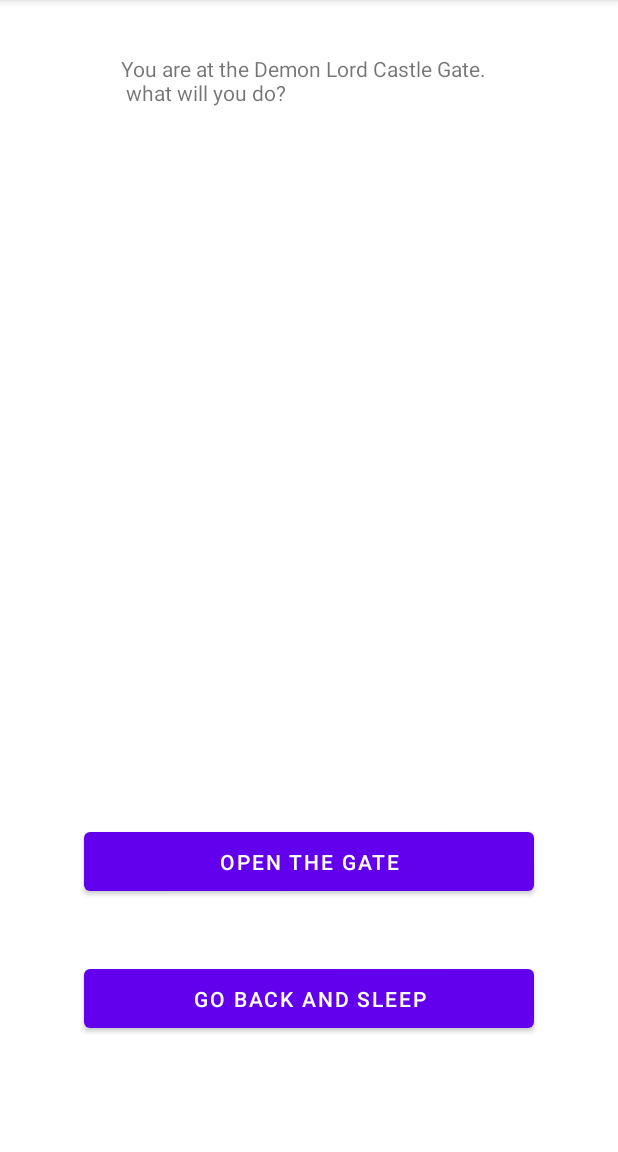
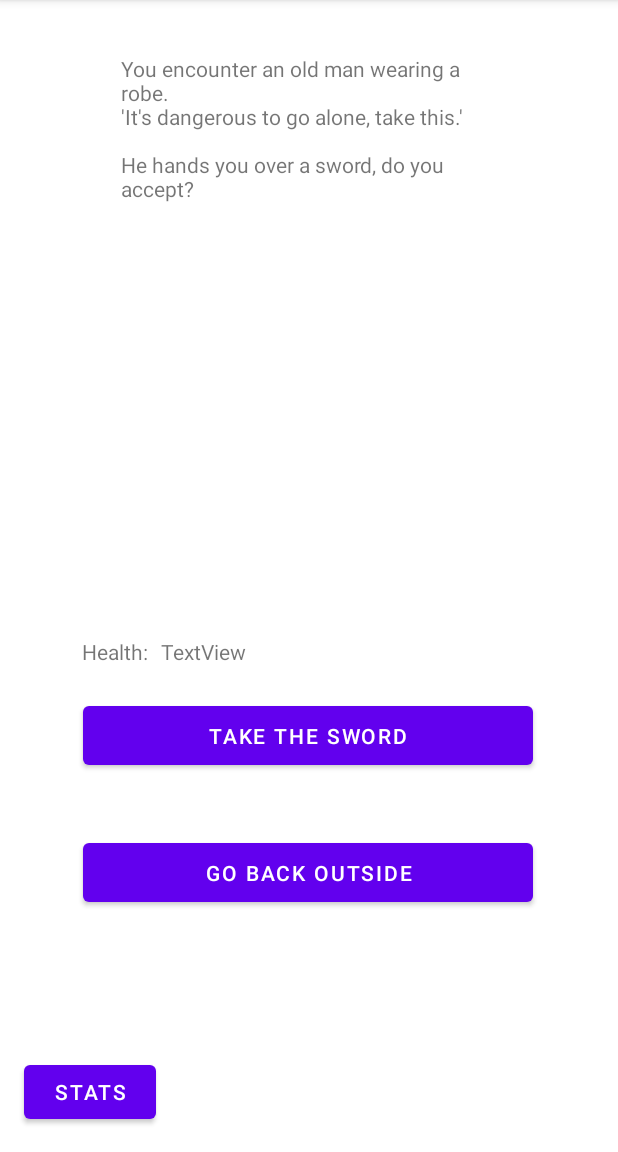
Before and after one commit to Caliber-Fuego/group4_DecisionBasedGame, an Android app: the GameScreen screen opened directly, with no data from a screen before it, after a tap on "OPEN THE GATE", on a phone screen of 412 x 824 dp, the part 84-1236 px from its top. Run offline under Robolectric (Android 15) with nearby library versions, the phone set to English and light mode, and no system bars; 1 statement that could not run was skipped.

Commit message:
Added Hero Stats page with HP Values Health Points can now be displayed on the Game Screen

```diff
--- a/app/src/main/AndroidManifest.xml
+++ b/app/src/main/AndroidManifest.xml
@@ -9,6 +9,9 @@
         android:roundIcon="@mipmap/ic_launcher_round"
         android:supportsRtl="true"
         android:theme="@style/Theme.Group4_DecisionBasedGame">
+        <activity
+            android:name=".HeroStats"
+            android:exported="false" />
         <activity
             android:name=".GameScreen"
             android:exported="false" />
--- a/app/src/main/java/com/example/group4_decisionbasedgame/GameScreen.java
+++ b/app/src/main/java/com/example/group4_decisionbasedgame/GameScreen.java
@@ -2,6 +2,7 @@ package com.example.group4_decisionbasedgame;
 
 import androidx.appcompat.app.AppCompatActivity;
 
+import android.content.Intent;
 import android.os.Bundle;
 import android.view.View;
 import android.widget.Button;
@@ -9,11 +10,11 @@ import android.widget.TextView;
 
 public class GameScreen extends AppCompatActivity {
 
-    TextView text;
+    TextView text, hptext;
     Button btn1, btn2;
 
     Story story = new Story(this);
-
+    HeroStats heroStats = new HeroStats(this);
 
     @Override
     protected void onCreate(Bundle savedInstanceState) {
@@ -21,10 +22,16 @@ public class GameScreen extends AppCompatActivity {
         setContentView(R.layout.activity_game_screen);
 
         text = (TextView)findViewById(R.id.storyText);
+        hptext = (TextView)findViewById(R.id.healthDisplay);
+
+        hptext.setText(String.valueOf(heroStats.heroHPoints));
+
         btn1 = (Button) findViewById(R.id.btnchoice01);
         btn2 = (Button) findViewById(R.id.btnchoice02);
 
         story.startingPoint();
+
+
     }
 
     public void btn1 (View view){
@@ -36,5 +43,13 @@ public class GameScreen extends AppCompatActivity {
 
     }
 
+    public void viewHeroStats (View v){
+
+        Intent herostats = new Intent(this, HeroStats.class);
+        startActivity(herostats);
+    }
+
+
+
 
 }
--- a/app/src/main/java/com/example/group4_decisionbasedgame/Story.java
+++ b/app/src/main/java/com/example/group4_decisionbasedgame/Story.java
@@ -5,6 +5,7 @@ public class Story {
 
     GameScreen gs;
     String nextPosition1, nextPosition2;
+
 
     public Story(GameScreen gs) {
 
@@ -15,17 +16,18 @@ public class Story {
         switch(position){
             case "startingPoint": startingPoint(); break;
             case "gameOver": gameOver(); break;
+            case "oldMan": oldMan(); break;
         }
     }
     public void startingPoint(){
 
-        gs.text.setText("You are at the Demon Lord Castle Gate.\n " +
+        gs.text.setText("You are at the Demon Lord Castle Gate.\n" +
                         "what will you do?");
 
         gs.btn1.setText("Open the Gate");
         gs.btn2.setText("Go back and sleep");
 
-        nextPosition1 = "lootchest";
+        nextPosition1 = "oldMan";
         nextPosition2 = "gameOver";
     }
 
@@ -39,4 +41,17 @@ public class Story {
         nextPosition2 = "";
 
     }
+    public void oldMan(){
+        gs.text.setText("You encounter an old man wearing a robe.\n" +
+                        "'It's dangerous to go alone, take this.'\n \n" +
+                        "He hands you over a sword, do you accept?");
+
+        gs.btn1.setText("Take the Sword");
+        gs.btn2.setText("Go back outside");
+
+        nextPosition1 = "";
+        nextPosition2 = "startingPoint";
+    }
+
+
 }
--- a/app/src/main/res/layout/activity_game_screen.xml
+++ b/app/src/main/res/layout/activity_game_screen.xml
@@ -21,12 +21,12 @@
         android:id="@+id/btnchoice01"
         android:layout_width="300dp"
         android:layout_height="51dp"
-        android:layout_marginBottom="168dp"
+        android:layout_marginBottom="252dp"
         android:onClick="btn1"
         android:text="Button"
         app:layout_constraintBottom_toBottomOf="parent"
         app:layout_constraintEnd_toEndOf="parent"
-        app:layout_constraintHorizontal_bias="0.501"
+        app:layout_constraintHorizontal_bias="0.495"
         app:layout_constraintStart_toStartOf="parent" />
 
     <Button
@@ -39,4 +39,39 @@
         app:layout_constraintEnd_toEndOf="@+id/btnchoice01"
         app:layout_constraintStart_toStartOf="@+id/btnchoice01"
         app:layout_constraintTop_toBottomOf="@+id/btnchoice01" />
+
+    <Button
+        android:id="@+id/button"
+        android:layout_width="wrap_content"
+        android:layout_height="wrap_content"
+        android:layout_marginBottom="16dp"
+        android:onClick="viewHeroStats"
+        android:text="Stats"
+        app:layout_constraintBottom_toBottomOf="parent"
+        app:layout_constraintEnd_toEndOf="parent"
+        app:layout_constraintHorizontal_bias="0.049"
+        app:layout_constraintStart_toStartOf="parent" />
+
+    <TextView
+        android:id="@+id/healthDisplay"
+        android:layout_width="84dp"
+        android:layout_height="20dp"
+        android:text="TextView"
+        app:layout_constraintBottom_toBottomOf="@+id/heroHPDisplay"
+        app:layout_constraintEnd_toEndOf="parent"
+        app:layout_constraintHorizontal_bias="0.037"
+        app:layout_constraintStart_toEndOf="@+id/heroHPDisplay"
+        app:layout_constraintTop_toTopOf="@+id/heroHPDisplay"
+        app:layout_constraintVertical_bias="0.0" />
+
+    <TextView
+        android:id="@+id/heroHPDisplay"
+        android:layout_width="wrap_content"
+        android:layout_height="wrap_content"
+        android:layout_marginBottom="324dp"
+        android:text="Health:"
+        app:layout_constraintBottom_toBottomOf="parent"
+        app:layout_constraintEnd_toEndOf="parent"
+        app:layout_constraintHorizontal_bias="0.149"
+        app:layout_constraintStart_toStartOf="parent" />
 </androidx.constraintlayout.widget.ConstraintLayout>
--- a/app/src/main/res/values/strings.xml
+++ b/app/src/main/res/values/strings.xml
@@ -1,3 +1,7 @@
 <resources>
+    //System Strings
     <string name="app_name">group4_DecisionBasedGame</string>
+    <string name="back_button">Back</string>
+
+
 </resources>
```
